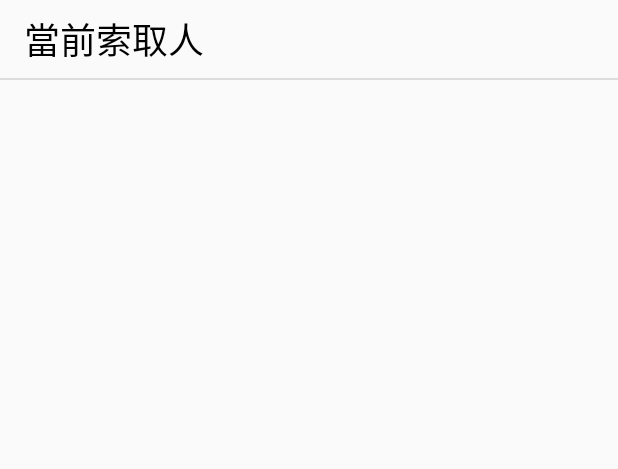
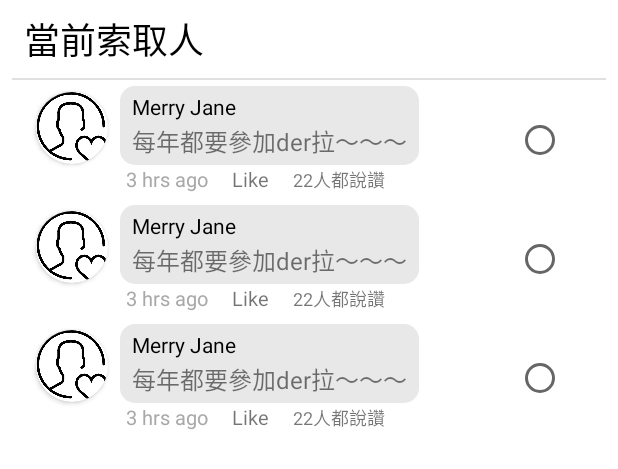
Before and after one commit to mikachen/WeShare, an Android app: the layout fragment_distribute.xml on its own in the app's theme, with its tools: preview values and no code run, on a phone screen of 412 x 824 dp. Shown: the top 469 px of the screen. Run offline under Robolectric (Android 15) with nearby library versions, the phone set to English and light mode, and no system bars.

Commit message:
create distrution page

```diff
--- a/app/src/main/java/com/zoe/weshare/detail/gift/GiftDetailViewModel.kt
+++ b/app/src/main/java/com/zoe/weshare/detail/gift/GiftDetailViewModel.kt
@@ -261,8 +261,8 @@ class GiftDetailViewModel(private val repository: WeShareRepository, val userInf
 
     fun onGiftDisplay(gift: GiftPost) {
         _selectedGiftDisplay.value = gift
-        _currentLikedNumber.value = gift.whoLiked?.size
-        _isUserPressedLike.value = gift.whoLiked?.contains(userInfo?.uid) == true
+        _currentLikedNumber.value = gift.whoLiked.size
+        _isUserPressedLike.value = gift.whoLiked.contains(userInfo?.uid) == true
     }
 
     fun onPostLikePressed(doc: String) {
--- a/app/src/main/java/com/zoe/weshare/detail/gift/GiftsCommentsAdapter.kt
+++ b/app/src/main/java/com/zoe/weshare/detail/gift/GiftsCommentsAdapter.kt
@@ -32,7 +32,7 @@ class GiftsCommentsAdapter(val viewModel: GiftDetailViewModel) :
         holderGift.bind(comment, viewModel)
 
         val whoLikedList = viewModel.updateCommentLike[position].whoLiked
-        val isUserLiked: Boolean = whoLikedList?.contains(userInfo.uid) == true
+        val isUserLiked: Boolean = whoLikedList.contains(userInfo.uid)
 
         holderGift.binding.apply {
 
--- a/app/src/main/res/layout/fragment_distribute.xml
+++ b/app/src/main/res/layout/fragment_distribute.xml
@@ -1,45 +1,51 @@
 <?xml version="1.0" encoding="utf-8"?>
 <androidx.constraintlayout.widget.ConstraintLayout xmlns:android="http://schemas.android.com/apk/res/android"
+    xmlns:app="http://schemas.android.com/apk/res-auto"
     xmlns:tools="http://schemas.android.com/tools"
+    android:background="@color/white"
     android:layout_width="match_parent"
     android:layout_height="match_parent"
-    xmlns:app="http://schemas.android.com/apk/res-auto"
     tools:context=".manage.distribution.DistributeFragment">
 
     <TextView
         android:id="@+id/title_people_who_asked"
         android:layout_width="wrap_content"
         android:layout_height="wrap_content"
+        android:layout_marginVertical="8dp"
+        android:layout_marginStart="16dp"
+        android:gravity="center_vertical"
         android:text="當前索取人"
-        android:gravity="center_vertical"
-        android:layout_marginStart="16dp"
-        android:layout_marginVertical="8dp"
+        android:textColor="@color/black"
         android:textSize="24sp"
-        android:textColor="@color/black"
+        app:layout_constraintBottom_toTopOf="@id/divider"
         app:layout_constraintStart_toStartOf="parent"
-        app:layout_constraintBottom_toTopOf="@id/divider"
-        app:layout_constraintTop_toTopOf="parent"/>
+        app:layout_constraintTop_toTopOf="parent" />
+
     <com.google.android.material.divider.MaterialDivider
         android:id="@+id/divider"
         android:layout_width="match_parent"
         android:layout_height="1dp"
+        android:layout_marginHorizontal="8dp"
+        app:layout_constraintBottom_toTopOf="@id/scrollView_peoples"
         app:layout_constraintStart_toStartOf="parent"
-        app:layout_constraintBottom_toTopOf="@id/scrollView_peoples"
-        app:layout_constraintTop_toBottomOf="@id/title_people_who_asked"/>
+        app:layout_constraintTop_toBottomOf="@id/title_people_who_asked" />
 
     <ScrollView
         android:id="@+id/scrollView_peoples"
         android:layout_width="match_parent"
         android:layout_height="0dp"
+        android:layout_marginHorizontal="16dp"
+        app:layout_constraintBottom_toBottomOf="parent"
+        app:layout_constraintEnd_toEndOf="parent"
+        app:layout_constraintStart_toStartOf="parent"
+        app:layout_constraintTop_toBottomOf="@id/divider">
 
-        app:layout_constraintStart_toStartOf="parent"
-        app:layout_constraintTop_toBottomOf="@id/divider"
-        app:layout_constraintEnd_toEndOf="parent"
-        app:layout_constraintBottom_toBottomOf="parent">
-
-
-
-
+        <androidx.recyclerview.widget.RecyclerView
+            android:id="@+id/recyclerview"
+            android:layout_width="match_parent"
+            android:layout_height="wrap_content"
+            tools:itemCount="3"
+            tools:listitem="@layout/item_gift_distrubution_list" />
 
 
     </ScrollView>
--- /dev/null
+++ b/app/src/main/res/layout/item_gift_distrubution_list.xml
@@ -0,0 +1,112 @@
+<?xml version="1.0" encoding="utf-8"?>
+<androidx.constraintlayout.widget.ConstraintLayout xmlns:android="http://schemas.android.com/apk/res/android"
+    xmlns:app="http://schemas.android.com/apk/res-auto"
+    xmlns:tools="http://schemas.android.com/tools"
+    android:layout_width="match_parent"
+    android:layout_height="wrap_content"
+    android:layout_margin="4dp">
+
+    <androidx.cardview.widget.CardView
+        android:id="@+id/base_profile_avatar"
+        android:layout_width="48dp"
+        android:layout_height="48dp"
+        android:layout_marginStart="4dp"
+        android:layout_marginTop="4dp"
+        android:layout_marginBottom="4dp"
+        app:cardCornerRadius="90dp"
+        app:layout_constraintStart_toStartOf="parent"
+        app:layout_constraintTop_toTopOf="parent">
+
+        <ImageView
+            android:id="@+id/image_profile_avatar"
+            android:layout_width="match_parent"
+            android:layout_height="match_parent"
+            android:scaleType="centerCrop"
+            android:src="@drawable/ic_profile" />
+    </androidx.cardview.widget.CardView>
+
+    <LinearLayout
+        android:id="@+id/layout_main_content"
+        android:layout_width="wrap_content"
+        android:layout_height="wrap_content"
+        android:layout_marginStart="8dp"
+        android:background="@drawable/shape_comment_box_roundconer"
+        android:orientation="vertical"
+        android:paddingHorizontal="8dp"
+        android:paddingVertical="4dp"
+        app:layout_constraintStart_toEndOf="@+id/base_profile_avatar"
+        app:layout_constraintTop_toTopOf="parent">
+
+        <TextView
+            android:id="@+id/text_profile_name"
+            android:layout_width="wrap_content"
+            android:layout_height="wrap_content"
+            android:layout_gravity="top"
+            android:maxLines="1"
+            android:textColor="@color/black"
+            android:textSize="14sp"
+            tools:text="Merry Jane" />
+
+        <TextView
+            android:id="@+id/text_comment"
+            android:layout_width="wrap_content"
+            android:layout_height="wrap_content"
+            android:layout_gravity="bottom"
+            android:layout_marginTop="1dp"
+            android:maxLines="1"
+            android:textSize="16sp"
+            tools:text="每年都要參加der拉～～～" />
+    </LinearLayout>
+
+
+    <TextView
+        android:id="@+id/text_created_time"
+        android:layout_width="wrap_content"
+        android:layout_height="wrap_content"
+        android:layout_marginStart="4dp"
+        android:maxLines="1"
+        android:textColor="#A9A9A9"
+        android:textSize="13sp"
+        app:layout_constraintBottom_toBottomOf="parent"
+        app:layout_constraintStart_toStartOf="@id/layout_main_content"
+        app:layout_constraintTop_toBottomOf="@id/layout_main_content"
+        tools:text="3 hrs ago" />
+
+    <RadioButton
+        android:id="@+id/block_btn"
+        android:layout_width="wrap_content"
+        android:layout_height="wrap_content"
+        android:letterSpacing="0.15"
+        android:maxLines="1"
+        android:textColor="#A9A9A9"
+        android:layout_marginEnd="16dp"
+        android:textSize="14sp"
+        app:layout_constraintEnd_toEndOf="parent"
+        app:layout_constraintBottom_toBottomOf="parent"
+        app:layout_constraintTop_toTopOf="@id/layout_main_content" />
+
+    <TextView
+        android:id="@+id/button_comment_like"
+        android:layout_width="wrap_content"
+        android:layout_height="wrap_content"
+        android:layout_marginStart="16dp"
+        android:maxLines="1"
+        tools:text="Like"
+        android:textSize="13sp"
+        app:layout_constraintBottom_toBottomOf="parent"
+        app:layout_constraintStart_toEndOf="@id/text_created_time"
+        app:layout_constraintTop_toTopOf="@id/text_created_time" />
+
+    <TextView
+        android:id="@+id/text_likes_count"
+        android:layout_width="wrap_content"
+        android:layout_height="wrap_content"
+        android:layout_marginStart="16dp"
+        android:maxLines="1"
+        android:textSize="12sp"
+        app:layout_constraintBottom_toBottomOf="parent"
+        app:layout_constraintStart_toEndOf="@id/button_comment_like"
+        app:layout_constraintTop_toTopOf="@id/text_created_time"
+        tools:text="22人都說讚" />
+
+</androidx.constraintlayout.widget.ConstraintLayout>
--- a/app/src/main/res/layout/item_gift_manage.xml
+++ b/app/src/main/res/layout/item_gift_manage.xml
@@ -96,6 +96,7 @@
                     android:layout_height="wrap_content"
                     android:layout_margin="8dp"
                     android:text="下架"
+                    android:textSize="16sp"
                     android:textColor="@color/gift_abandoned_red"
                     app:layout_constraintBottom_toBottomOf="parent"
                     app:layout_constraintEnd_toEndOf="parent" />
@@ -107,6 +108,7 @@
                     android:layout_marginVertical="8dp"
                     android:layout_marginEnd="16dp"
                     android:text="查看索取情況"
+                    android:textSize="16sp"
                     android:textColor="@color/greenTestColor"
                     app:layout_constraintBottom_toBottomOf="parent"
                     app:layout_constraintEnd_toStartOf="@id/btn_abandoned" />
--- a/app/src/main/res/values/dimens.xml
+++ b/app/src/main/res/values/dimens.xml
@@ -11,4 +11,5 @@
 
     <dimen name="appBarRadius">16dp</dimen>
 
+    <dimen name="custom_peek_height">400dp</dimen>
 </resources>
```
Also changed, not shown: app/src/main/java/com/zoe/weshare/manage/distribution/DistributeAdapter.kt (added, +78 -0 lines), app/src/main/java/com/zoe/weshare/manage/distribution/DistributeFragment.kt (+75 -43 lines), app/src/main/java/com/zoe/weshare/manage/distribution/DistributeViewModel.kt (+110 -1 lines), app/src/main/java/com/zoe/weshare/manage/giftsItem/GiftManageFragment.kt (+7 -0 lines), app/src/main/java/com/zoe/weshare/manage/giftsItem/GiftManageViewModel.kt (+8 -0 lines), app/src/main/res/navigation/nav_graph.xml (+21 -7 lines), app/src/main/res/values/themes.xml (+8 -0 lines).
